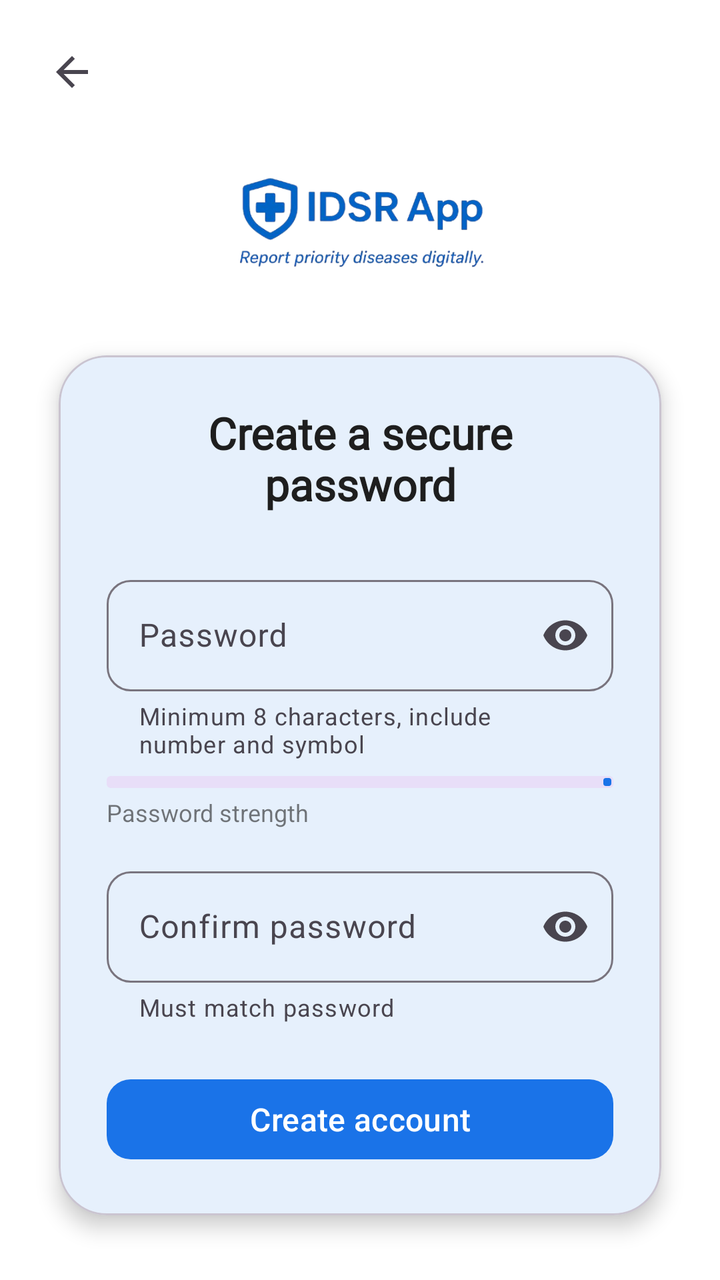
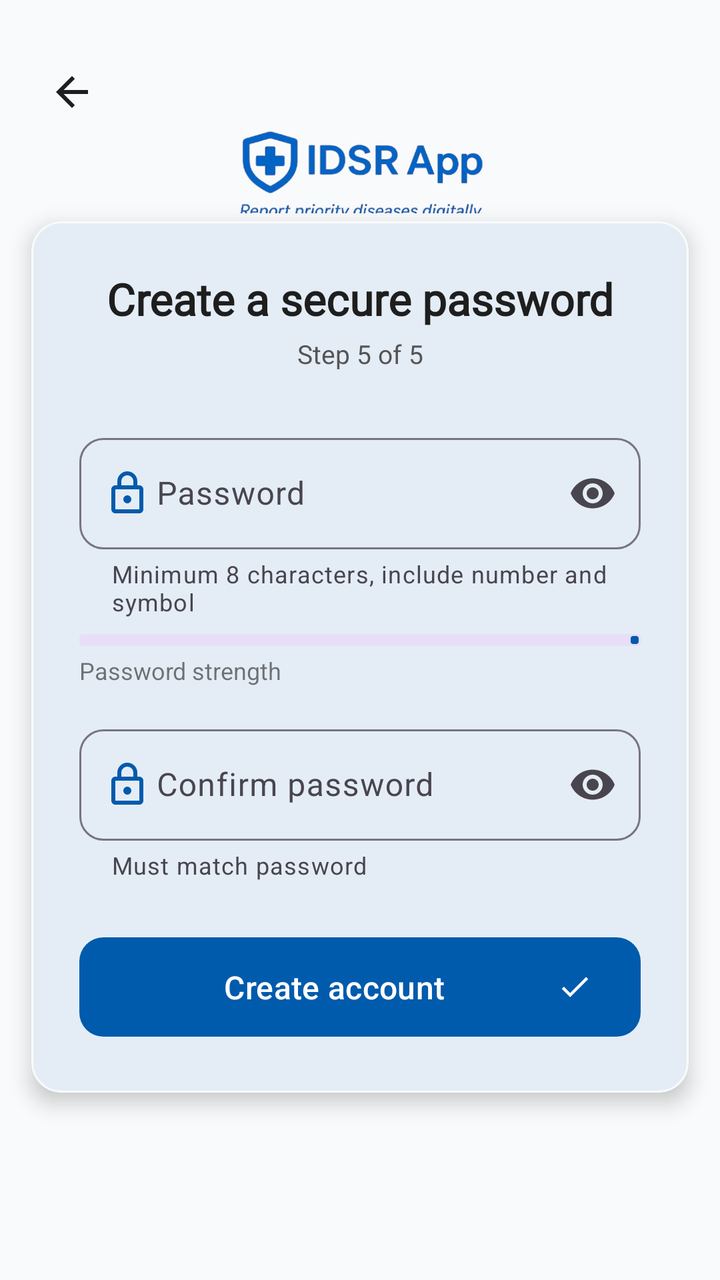

Two renders of the same Android screen: before a commit and after it. Below are the layout's source before the change and the commit's diff.
<!-- AndroidManifest.xml: application theme Theme.IDSR -->
<!-- res/layout/activity_sign_up4.xml -->
<?xml version="1.0" encoding="utf-8"?>
<androidx.appcompat.widget.LinearLayoutCompat
    xmlns:android="http://schemas.android.com/apk/res/android"
    xmlns:app="http://schemas.android.com/apk/res-auto"
    xmlns:tools="http://schemas.android.com/tools"
    android:id="@+id/main"
    android:layout_width="match_parent"
    android:layout_height="match_parent"
    android:orientation="vertical"
    android:background="?attr/colorSurface"
    tools:context=".activities.SignUp4Activity">


    <androidx.constraintlayout.widget.ConstraintLayout
        android:layout_width="match_parent"
        android:layout_height="0dp"
        android:layout_weight="0.22">

        <androidx.appcompat.widget.AppCompatImageButton
            android:id="@+id/btnBackSignup4"
            android:layout_width="40dp"
            android:layout_height="40dp"
            android:layout_margin="16dp"
            android:background="?attr/selectableItemBackgroundBorderless"
            android:src="@drawable/back_btn"
            android:contentDescription="Back"
            app:layout_constraintStart_toStartOf="parent"
            app:layout_constraintTop_toTopOf="parent" />

        <androidx.appcompat.widget.AppCompatImageView
            android:id="@+id/logoImage"
            android:layout_width="150dp"
            android:layout_height="120dp"
            android:src="@drawable/splash11"
            android:scaleType="centerCrop"
            app:layout_constraintTop_toBottomOf="@id/btnBackSignup4"
            app:layout_constraintBottom_toBottomOf="parent"
            app:layout_constraintStart_toStartOf="parent"
            app:layout_constraintEnd_toEndOf="parent" />
    </androidx.constraintlayout.widget.ConstraintLayout>


    <com.google.android.material.card.MaterialCardView
        android:layout_width="match_parent"
        android:layout_height="wrap_content"
        android:layout_marginHorizontal="16dp"
        android:layout_marginTop="-12dp"
        android:layout_marginBottom="16dp"
        app:cardCornerRadius="24dp"
        app:cardElevation="6dp"
        app:cardUseCompatPadding="true"
        app:cardBackgroundColor="?attr/colorSurface">

        <LinearLayout
            android:layout_width="match_parent"
            android:layout_height="wrap_content"
            android:orientation="vertical"
            android:padding="24dp">


            <androidx.appcompat.widget.AppCompatTextView
                android:layout_width="match_parent"
                android:layout_height="wrap_content"
                android:text="Create a secure password"
                android:textSize="22sp"
                android:textStyle="bold"
                android:textColor="?attr/colorOnSurface"
                android:gravity="center"
                android:fontFamily="@font/font1" />


            <com.google.android.material.textfield.TextInputLayout
                android:id="@+id/tilPassword"
                android:layout_width="match_parent"
                android:layout_height="wrap_content"
                android:layout_marginTop="28dp"
                app:endIconMode="password_toggle"
                app:boxBackgroundMode="outline"
                app:helperTextEnabled="true"
                app:helperText="Minimum 8 characters, include number and symbol"
                app:boxCornerRadiusTopStart="12dp"
                app:boxCornerRadiusTopEnd="12dp"
                app:boxCornerRadiusBottomStart="12dp"
                app:boxCornerRadiusBottomEnd="12dp">

                <com.google.android.material.textfield.TextInputEditText
                    android:id="@+id/etPassword"
                    android:layout_width="match_parent"
                    android:layout_height="wrap_content"
                    android:hint="Password"
                    android:inputType="textPassword" />
            </com.google.android.material.textfield.TextInputLayout>


            <LinearLayout
                android:layout_width="match_parent"
                android:layout_height="wrap_content"
                android:orientation="vertical"
                android:layout_marginTop="8dp">

                <com.google.android.material.progressindicator.LinearProgressIndicator
                    android:id="@+id/passwordStrengthBar"
                    android:layout_width="match_parent"
                    android:layout_height="6dp"
                    android:progress="0"
                    app:trackThickness="6dp" />

                <androidx.appcompat.widget.AppCompatTextView
                    android:id="@+id/tvPasswordStrength"
                    android:layout_width="wrap_content"
                    android:layout_height="wrap_content"
                    android:text="Password strength"
                    android:textSize="12sp"
                    android:textColor="?attr/colorOnSurface"
                    android:alpha="0.6"
                    android:layout_marginTop="4dp" />
            </LinearLayout>


            <com.google.android.material.textfield.TextInputLayout
                android:id="@+id/tilConfirmPassword"
                android:layout_width="match_parent"
                android:layout_height="wrap_content"
                android:layout_marginTop="16dp"
                app:endIconMode="password_toggle"
                app:boxBackgroundMode="outline"
                app:helperTextEnabled="true"
                app:helperText="Must match password"
                app:boxCornerRadiusTopStart="12dp"
                app:boxCornerRadiusTopEnd="12dp"
                app:boxCornerRadiusBottomStart="12dp"
                app:boxCornerRadiusBottomEnd="12dp">

                <com.google.android.material.textfield.TextInputEditText
                    android:id="@+id/etConfirmPassword"
                    android:layout_width="match_parent"
                    android:layout_height="wrap_content"
                    android:hint="Confirm password"
                    android:inputType="textPassword" />
            </com.google.android.material.textfield.TextInputLayout>


            <com.google.android.material.button.MaterialButton
                android:id="@+id/btnRegister"
                android:layout_width="match_parent"
                android:layout_height="wrap_content"
                android:layout_marginTop="24dp"
                android:text="Create account"
                android:textAllCaps="false"
                android:textSize="16sp"
                app:cornerRadius="12dp" />


            <com.google.android.material.progressindicator.CircularProgressIndicator
                android:id="@+id/progressSignup"
                android:layout_width="wrap_content"
                android:layout_height="wrap_content"
                android:layout_gravity="center"
                android:layout_marginTop="16dp"
                android:visibility="gone" />

        </LinearLayout>

    </com.google.android.material.card.MaterialCardView>

</androidx.appcompat.widget.LinearLayoutCompat>
<!-- resources referenced by this layout -->
<resources>
  <!-- drawable back_btn (drawable) -->
  <vector xmlns:android="http://schemas.android.com/apk/res/android"
      android:width="24dp"
      android:height="24dp"
      android:viewportWidth="960"
      android:viewportHeight="960"
      android:tint="?attr/colorControlNormal"
      android:autoMirrored="true">
    <path
        android:fillColor="@android:color/white"
        android:pathData="M313,520L537,744L480,800L160,480L480,160L537,216L313,440L800,440L800,520L313,520Z"/>
  </vector>
  <!-- drawable splash11: png bitmap (drawable, 74529 bytes) -->
  <style name="Theme.IDSR" parent="Theme.Material3.DayNight.NoActionBar">
  
  
          <item name="colorPrimary">#1A73E8</item>
          <item name="colorOnPrimary">#FFFFFF</item>
          <item name="colorPrimaryContainer">#D2E3FC</item>
  
  
          <item name="android:colorBackground">#F5F7FA</item>
  
  
          <item name="colorSurface">#FFFFFF</item>
          <item name="colorSurfaceVariant">#F5F7FA</item>
  
  
          <item name="colorOnSurface">#1E1E1E</item>
  
  
          <item name="textInputStyle">
              @style/Widget.Material3.TextInputLayout.OutlinedBox
          </item>
  
  
          <item name="android:statusBarColor">@android:color/transparent</item>
          <item name="android:windowLightStatusBar">true</item>
  
      </style>
</resources>

<!-- the commit's change to res/layout/activity_sign_up4.xml (unified diff, before → after) -->
@@ -7,7 +7,7 @@
     android:layout_width="match_parent"
     android:layout_height="match_parent"
     android:orientation="vertical"
-    android:background="?attr/colorSurface"
+    android:background="?attr/android:colorBackground"
     tools:context=".activities.SignUp4Activity">
 
 
@@ -16,16 +16,19 @@
         android:layout_height="0dp"
         android:layout_weight="0.22">
 
+
         <androidx.appcompat.widget.AppCompatImageButton
             android:id="@+id/btnBackSignup4"
             android:layout_width="40dp"
-            android:layout_height="40dp"
+            android:layout_height="60dp"
             android:layout_margin="16dp"
             android:background="?attr/selectableItemBackgroundBorderless"
             android:src="@drawable/back_btn"
             android:contentDescription="Back"
+            app:tint="?attr/colorOnSurface"
             app:layout_constraintStart_toStartOf="parent"
             app:layout_constraintTop_toTopOf="parent" />
+
 
         <androidx.appcompat.widget.AppCompatImageView
             android:id="@+id/logoImage"
@@ -33,23 +36,26 @@
             android:layout_height="120dp"
             android:src="@drawable/splash11"
             android:scaleType="centerCrop"
+            android:contentDescription="IDSR App Logo"
             app:layout_constraintTop_toBottomOf="@id/btnBackSignup4"
-            app:layout_constraintBottom_toBottomOf="parent"
             app:layout_constraintStart_toStartOf="parent"
-            app:layout_constraintEnd_toEndOf="parent" />
+            app:layout_constraintEnd_toEndOf="parent"
+            app:layout_constraintBottom_toBottomOf="parent" />
     </androidx.constraintlayout.widget.ConstraintLayout>
 
 
     <com.google.android.material.card.MaterialCardView
         android:layout_width="match_parent"
         android:layout_height="wrap_content"
-        android:layout_marginHorizontal="16dp"
-        android:layout_marginTop="-12dp"
-        android:layout_marginBottom="16dp"
-        app:cardCornerRadius="24dp"
+        android:layout_marginHorizontal="5dp"
+        android:layout_marginTop="-10dp"
+        android:layout_marginBottom="80dp"
+        app:cardCornerRadius="15dp"
         app:cardElevation="6dp"
         app:cardUseCompatPadding="true"
-        app:cardBackgroundColor="?attr/colorSurface">
+        app:cardBackgroundColor="?attr/colorSurface"
+        app:strokeWidth="1dp"
+        app:strokeColor="?attr/colorSurfaceVariant">
 
         <LinearLayout
             android:layout_width="match_parent"
@@ -59,6 +65,7 @@
 
 
             <androidx.appcompat.widget.AppCompatTextView
+                android:id="@+id/tvTitle"
                 android:layout_width="match_parent"
                 android:layout_height="wrap_content"
                 android:text="Create a secure password"
@@ -69,13 +76,26 @@
                 android:fontFamily="@font/font1" />
 
 
+            <androidx.appcompat.widget.AppCompatTextView
+                android:layout_width="match_parent"
+                android:layout_height="wrap_content"
+                android:layout_marginTop="4dp"
+                android:text="Step 5 of 5"
+                android:textSize="13sp"
+                android:textColor="@color/idsr_gray"
+                android:gravity="center" />
+
+
             <com.google.android.material.textfield.TextInputLayout
                 android:id="@+id/tilPassword"
+                style="@style/Widget.Material3.TextInputLayout.OutlinedBox"
                 android:layout_width="match_parent"
                 android:layout_height="wrap_content"
                 android:layout_marginTop="28dp"
+                android:hint="     Password"
+                app:startIconDrawable="@drawable/baseline_lock_outline_24"
+                app:startIconTint="?attr/colorPrimary"
                 app:endIconMode="password_toggle"
-                app:boxBackgroundMode="outline"
                 app:helperTextEnabled="true"
                 app:helperText="Minimum 8 characters, include number and symbol"
                 app:boxCornerRadiusTopStart="12dp"
@@ -87,8 +107,8 @@
                     android:id="@+id/etPassword"
                     android:layout_width="match_parent"
                     android:layout_height="wrap_content"
-                    android:hint="Password"
-                    android:inputType="textPassword" />
+                    android:inputType="textPassword"
+                    android:textColor="?attr/colorOnSurface" />
             </com.google.android.material.textfield.TextInputLayout>
 
 
@@ -119,11 +139,14 @@
 
             <com.google.android.material.textfield.TextInputLayout
                 android:id="@+id/tilConfirmPassword"
+                style="@style/Widget.Material3.TextInputLayout.OutlinedBox"
                 android:layout_width="match_parent"
                 android:layout_height="wrap_content"
                 android:layout_marginTop="16dp"
+                android:hint="     Confirm password"
+                app:startIconDrawable="@drawable/baseline_lock_outline_24"
+                app:startIconTint="?attr/colorPrimary"
                 app:endIconMode="password_toggle"
-                app:boxBackgroundMode="outline"
                 app:helperTextEnabled="true"
                 app:helperText="Must match password"
                 app:boxCornerRadiusTopStart="12dp"
@@ -135,8 +158,8 @@
                     android:id="@+id/etConfirmPassword"
                     android:layout_width="match_parent"
                     android:layout_height="wrap_content"
-                    android:hint="Confirm password"
-                    android:inputType="textPassword" />
+                    android:inputType="textPassword"
+                    android:textColor="?attr/colorOnSurface" />
             </com.google.android.material.textfield.TextInputLayout>
 
 
@@ -148,7 +171,10 @@
                 android:text="Create account"
                 android:textAllCaps="false"
                 android:textSize="16sp"
-                app:cornerRadius="12dp" />
+                android:paddingVertical="14dp"
+                app:cornerRadius="12dp"
+                app:icon="@drawable/baseline_check_24"
+                app:iconGravity="end" />
 
 
             <com.google.android.material.progressindicator.CircularProgressIndicator
<!-- resource entries referenced after the edit -->
@@ -1,5 +1,6 @@
 <!-- resources referenced by this layout -->
 <resources>
+  <color name="idsr_gray">#555555</color>
   <!-- drawable back_btn (drawable) -->
   <vector xmlns:android="http://schemas.android.com/apk/res/android"
       android:width="24dp"
@@ -12,33 +13,62 @@
         android:fillColor="@android:color/white"
         android:pathData="M313,520L537,744L480,800L160,480L480,160L537,216L313,440L800,440L800,520L313,520Z"/>
   </vector>
+  <!-- drawable baseline_check_24 (drawable) -->
+  <vector xmlns:android="http://schemas.android.com/apk/res/android"
+      android:width="24dp"
+      android:height="24dp"
+      android:viewportWidth="24"
+      android:viewportHeight="24"
+      android:tint="?attr/colorControlNormal">
+      <path
+          android:fillColor="@android:color/white"
+          android:pathData="M9,16.17L4.83,12l-1.42,1.41L9,19 21,7l-1.41,-1.41z"/>
+  </vector>
+  <!-- drawable baseline_lock_outline_24 (drawable) -->
+  <vector xmlns:android="http://schemas.android.com/apk/res/android"
+      android:width="24dp"
+      android:height="24dp"
+      android:viewportWidth="24"
+      android:viewportHeight="24"
+      android:tint="?attr/colorControlNormal">
+      <path
+          android:fillColor="@android:color/white"
+          android:pathData="M18,8h-1L17,6c0,-2.76 -2.24,-5 -5,-5S7,3.24 7,6v2L6,8c-1.1,0 -2,0.9 -2,2v10c0,1.1 0.9,2 2,2h12c1.1,0 2,-0.9 2,-2L20,10c0,-1.1 -0.9,-2 -2,-2zM9,6c0,-1.66 1.34,-3 3,-3s3,1.34 3,3v2L9,8L9,6zM18,20L6,20L6,10h12v10zM12,17c1.1,0 2,-0.9 2,-2s-0.9,-2 -2,-2 -2,0.9 -2,2 0.9,2 2,2z"/>
+  </vector>
   <!-- drawable splash11: png bitmap (drawable, 74529 bytes) -->
   <style name="Theme.IDSR" parent="Theme.Material3.DayNight.NoActionBar">
   
   
-          <item name="colorPrimary">#1A73E8</item>
-          <item name="colorOnPrimary">#FFFFFF</item>
+          <item name="colorPrimary">@color/idsr_primary</item>
+          <item name="colorOnPrimary">@color/idsr_on_primary</item>
           <item name="colorPrimaryContainer">#D2E3FC</item>
   
   
-          <item name="android:colorBackground">#F5F7FA</item>
+          <item name="android:colorBackground">@color/idsr_background</item>
   
   
-          <item name="colorSurface">#FFFFFF</item>
-          <item name="colorSurfaceVariant">#F5F7FA</item>
+          <item name="colorSurface">@color/idsr_surface</item>
+          <item name="colorSurfaceVariant">@color/idsr_background</item>
   
   
-          <item name="colorOnSurface">#1E1E1E</item>
+          <item name="colorOnSurface">@color/idsr_on_surface</item>
+  
+          <item name="android:textColor">@color/idsr_on_surface</item>
+          <item name="android:textColorPrimary">@color/idsr_on_surface</item>
+          <item name="android:textColorSecondary">@color/idsr_gray</item>
   
   
-          <item name="textInputStyle">
-              @style/Widget.Material3.TextInputLayout.OutlinedBox
-          </item>
+          <item name="textInputStyle">@style/Widget.Material3.TextInputLayout.OutlinedBox</item>
   
   
           <item name="android:statusBarColor">@android:color/transparent</item>
           <item name="android:windowLightStatusBar">true</item>
   
       </style>
+  <color name="idsr_primary">#005BAC</color>
+  <color name="idsr_on_primary">#FFFFFF</color>
+  <color name="idsr_background">#F9FAFB</color>
+  <color name="idsr_surface">#FFFFFF</color>
+  <color name="idsr_on_surface">#1E1E1E</color>
 </resources>
 
